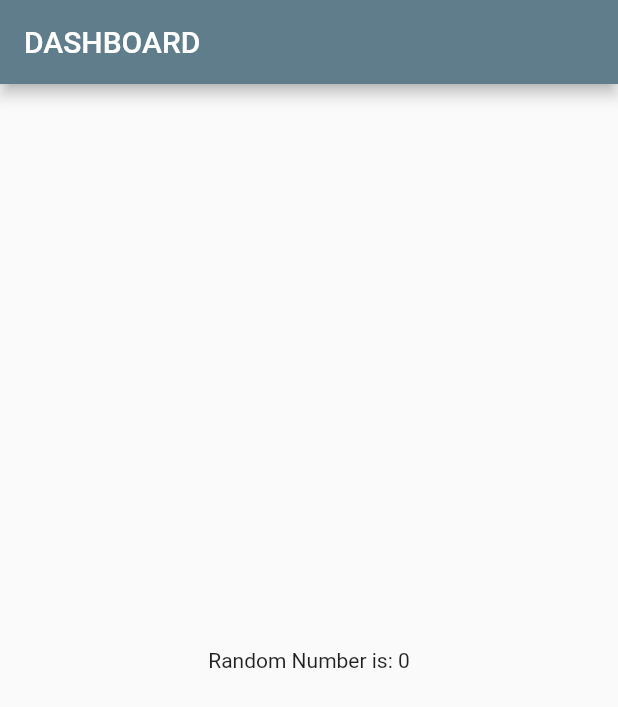
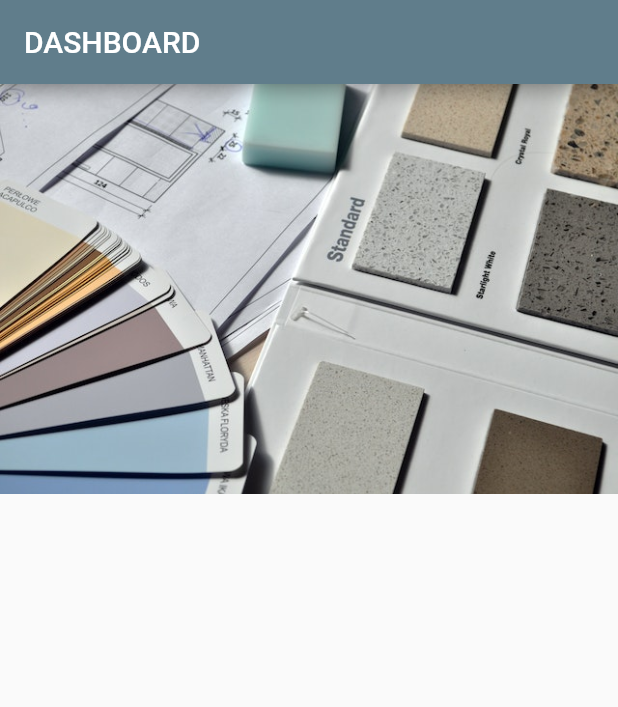
Before and after one commit to ShahedMohammadHridoy/flutter-practice, a Flutter app: the screen it shows after launch, on a phone screen of 412 x 824 dp. Shown: the top 707 px of the screen. Run offline on Flutter 3.47's test engine with Material 2 defaults, Android fonts, the phone set to English and light mode, and no system bars.

Commit message:
Asset Image

```diff
--- a/lib/screens/dashboard.dart
+++ b/lib/screens/dashboard.dart
@@ -13,9 +13,7 @@ class Dashboard extends StatelessWidget {
         title: Text('Dashboard'.toUpperCase()),
         backgroundColor: Colors.blueGrey,
       ),
-      body: Center(
-        child: Text("Random Number is: ${getNumber()}")
-      ),
+      body: const Image(image: AssetImage("images/sample_image.jpg"),)
     );
   }
 }
--- a/pubspec.yaml
+++ b/pubspec.yaml
@@ -60,8 +60,8 @@ flutter:
   uses-material-design: true
 
   # To add assets to your application, add an assets section, like this:
-  # assets:
-  #   - images/a_dot_burr.jpeg
+  assets:
+    - images/sample_image.jpg
   #   - images/a_dot_ham.jpeg
 
   # An image asset can refer to one or more resolution-specific "variants", see
```
Also changed, not shown: images/sample_image.jpg (added).
